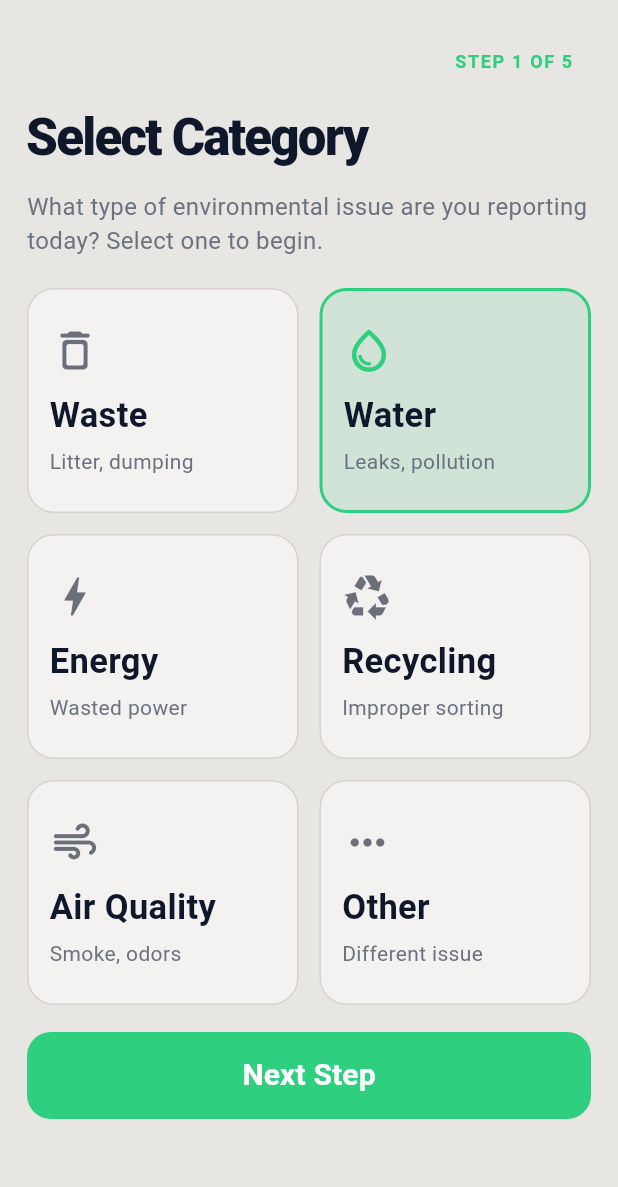
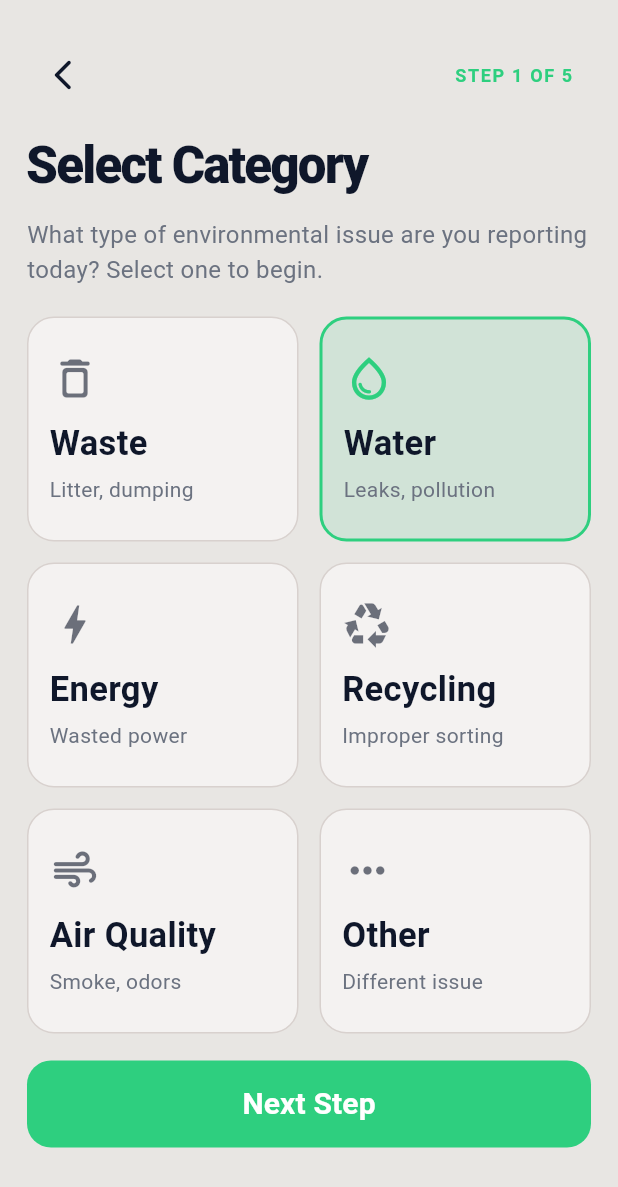
Before and after one commit to LankanideSilva1/GreenOffice360-2026, a Flutter app: the IssueSelectCategoryScreen screen opened by its route, on a phone screen of 412 x 824 dp. Shown: the top 1187 px of the screen. Run offline on Flutter 3.47's test engine with Material 3 defaults, Android fonts, the phone set to English and light mode, and no system bars; our stand-ins replace cloud_firestore, firebase_auth, firebase_core, flutter_map, geolocator, image_picker and 1 more; accounts and stored records are empty.

Commit message:
feat:  issue report

```diff
--- a/lib/core/routes/app_routes.dart
+++ b/lib/core/routes/app_routes.dart
@@ -11,15 +11,13 @@ class AppRoutes {
 
   static const issueReview = '/issue/review';
 
-  static const employeeDashboard =
-      '/employee/dashboard';
+  static const issueSuccess = '/issue/success';
 
-  static const employeeProfile =
-      '/employee/profile';
+  static const employeeDashboard = '/employee/dashboard';
 
-  static const managerDashboard =
-      '/manager/dashboard';
+  static const employeeProfile = '/employee/profile';
 
-  static const adminDashboard =
-      '/admin/dashboard';
+  static const managerDashboard = '/manager/dashboard';
+
+  // static const adminDashboard = '/admin/dashboard';
 }
--- a/lib/features/issues/providers/issue_provider.dart
+++ b/lib/features/issues/providers/issue_provider.dart
@@ -1,7 +1,6 @@
 import 'dart:io';
 
 import 'package:flutter/foundation.dart';
-import 'package:geolocator/geolocator.dart';
 
 import '../../../models/issue_model.dart';
 import '../controllers/issue_controller.dart';
--- a/lib/features/issues/screens/issue_details_screen.dart
+++ b/lib/features/issues/screens/issue_details_screen.dart
@@ -119,7 +119,11 @@ class _IssueDetailsScreenState extends State<IssueDetailsScreen> {
       ScaffoldMessenger.of(context).showSnackBar(
         const SnackBar(content: Text('Issue report saved successfully.')),
       );
-      Navigator.pushReplacementNamed(context, AppRoutes.employeeDashboard);
+      Navigator.pushReplacementNamed(
+        context,
+        AppRoutes.issueSuccess,
+        arguments: issueProvider.createdIssue?.id,
+      );
     } else {
       _showError(issueProvider.errorMessage ?? 'Unable to save issue report.');
     }
--- a/lib/features/issues/screens/issue_select_category.dart
+++ b/lib/features/issues/screens/issue_select_category.dart
@@ -42,9 +42,20 @@ class _IssueSelectCategoryScreenState extends State<IssueSelectCategoryScreen> {
                     child: Column(
                       crossAxisAlignment: CrossAxisAlignment.stretch,
                       children: [
-                        Align(
-                          alignment: Alignment.centerRight,
-                          child: Container(
+                        Row(
+                          children: [
+                            IconButton(
+                              onPressed: () => Navigator.pushNamedAndRemoveUntil(
+                                context,
+                                AppRoutes.employeeDashboard,
+                                (route) => false,
+                              ),
+                              icon: const Icon(Icons.arrow_back_ios_new_rounded),
+                              color: AppColors.textDark,
+                              splashRadius: 20,
+                            ),
+                            const Spacer(),
+                            Container(
                               padding: const EdgeInsets.symmetric(
                                 horizontal: 12,
                                 vertical: 6,
@@ -63,6 +74,7 @@ class _IssueSelectCategoryScreenState extends State<IssueSelectCategoryScreen> {
                                 ),
                               ),
                             ),
+                          ],
                         ),
                         const SizedBox(height: 12),
                         const Text(
--- a/lib/main.dart
+++ b/lib/main.dart
@@ -10,6 +10,7 @@ import 'package:greenoffice360/features/employee/screens/employee_profile_screen
 import 'package:greenoffice360/features/issues/screens/issue_details_screen.dart';
 import 'package:greenoffice360/features/issues/screens/issue_review_screen.dart';
 import 'package:greenoffice360/features/issues/screens/issue_select_category.dart';
+import 'package:greenoffice360/features/issues/screens/issue_success_screen.dart';
 import 'package:greenoffice360/features/issues/controllers/issue_controller.dart';
 import 'package:greenoffice360/features/issues/providers/issue_provider.dart';
 import 'package:greenoffice360/features/manager/screens/manager_dashboard_screen.dart';
@@ -91,6 +92,11 @@ class GreenOfficeApp extends StatelessWidget {
           );
         },
 
+        AppRoutes.issueSuccess: (context) {
+          final args = ModalRoute.of(context)?.settings.arguments;
+          return IssueSuccessScreen(issueId: args is String ? args : null);
+        },
+
         AppRoutes.employeeDashboard:
             (_) => const EmployeeDashboardScreen(),
 
```
Also changed, not shown: lib/features/issues/screens/issue_success_screen.dart (added, +150 -0 lines). Lines whose indentation alone changed are shown as unchanged.
